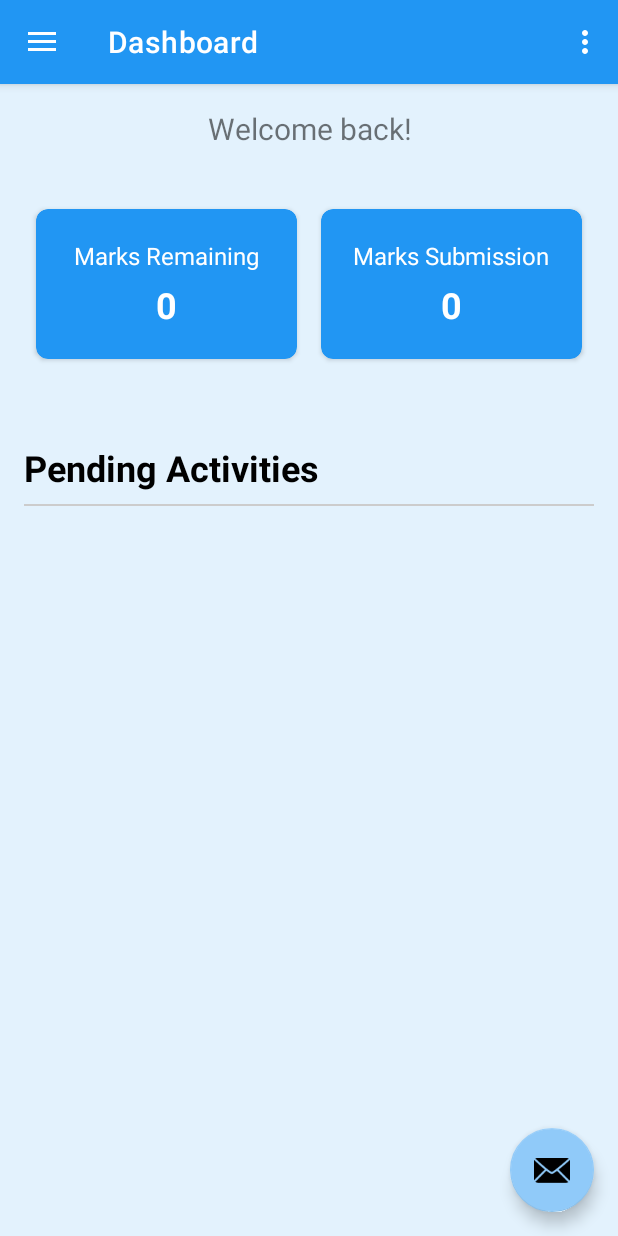
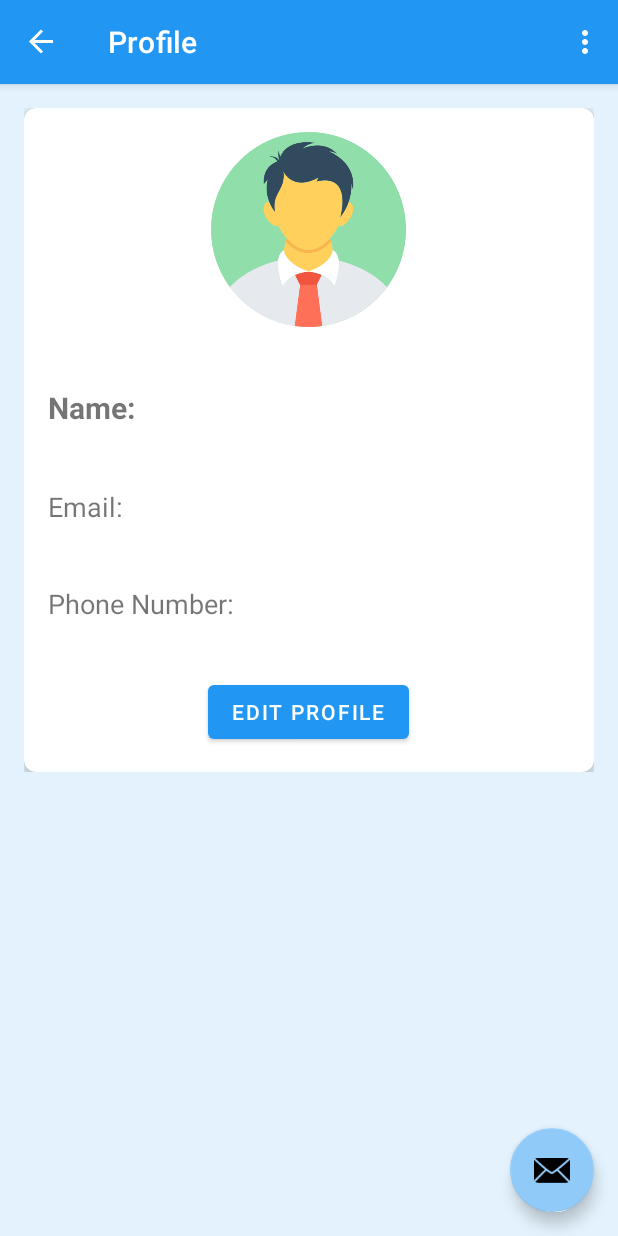
Before and after one commit to Mahiyat/obe-result-analysis-mobile-app, an Android app: the screen it shows after launch once a user with an empty profile is signed in (MainActivity), in the options menu, after a tap on "View Profile", on a phone screen of 412 x 824 dp. Run offline under Robolectric (Android 15) with nearby library versions, the phone set to English and light mode, and no system bars; our stand-ins replace Firebase (no records; nobody signed in at launch, a user with empty details on screens opened directly), navigation-ui; pictures from the network do not load; 2 statements that could not run were skipped.

Commit message:
Merge profile menu and modify code

```diff
--- a/app/build.gradle.kts
+++ b/app/build.gradle.kts
@@ -64,4 +64,7 @@ dependencies {
     implementation(platform("com.google.firebase:firebase-bom:33.5.1"))
     implementation("com.google.firebase:firebase-auth:21.3.0")
     implementation("com.google.android.gms:play-services-auth:20.4.0")
+    implementation("com.github.bumptech.glide:glide:4.12.0")
+    annotationProcessor("com.github.bumptech.glide:compiler:4.12.0")
+
 }
--- a/app/src/main/java/com/example/obe_result_analysis_mobile_app_1/MainActivity.kt
+++ b/app/src/main/java/com/example/obe_result_analysis_mobile_app_1/MainActivity.kt
@@ -77,9 +77,10 @@ private lateinit var binding: ActivityMainBinding
     }
 
     override fun onOptionsItemSelected(item: MenuItem): Boolean {
+        val navController = findNavController(R.id.nav_host_fragment_content_main)
         return when (item.itemId) {
             R.id.action_view_profile -> {
-                // Handle "View Profile" action
+                navController.navigate(R.id.profileFragment)
                 true
             }
             R.id.action_settings -> {
--- /dev/null
+++ b/app/src/main/java/com/example/obe_result_analysis_mobile_app_1/ui/gallery/ProfileFragment.kt
@@ -0,0 +1,48 @@
+package com.example.obe_result_analysis_mobile_app_1
+
+import android.os.Bundle
+import android.view.LayoutInflater
+import android.view.View
+import android.view.ViewGroup
+import android.widget.ImageView
+import android.widget.TextView
+import androidx.fragment.app.Fragment
+import com.bumptech.glide.Glide
+import com.google.firebase.auth.FirebaseAuth
+import com.google.android.material.button.MaterialButton
+
+class ProfileFragment : Fragment() {
+
+    override fun onCreateView(
+        inflater: LayoutInflater,
+        container: ViewGroup?,
+        savedInstanceState: Bundle?
+    ): View? {
+        val view = inflater.inflate(R.layout.fragment_profile, container, false)
+
+        val profileImageView = view.findViewById<ImageView>(R.id.profileImageView)
+        val nameTextView = view.findViewById<TextView>(R.id.nameTextView)
+        val emailTextView = view.findViewById<TextView>(R.id.emailTextView)
+        val phoneTextView = view.findViewById<TextView>(R.id.phoneTextView)
+
+        // Get current user details from Firebase
+        val currentUser = FirebaseAuth.getInstance().currentUser
+        currentUser?.let { user ->
+            // Set the display name and email
+            nameTextView.text = user.displayName ?: "N/A"
+            emailTextView.text = user.email ?: "N/A"
+            phoneTextView.text = user.phoneNumber ?: "Phone number not available"
+
+            // Load the profile picture
+            val photoUrl = user.photoUrl
+            photoUrl?.let {
+                Glide.with(this)
+                    .load(it)
+                    .circleCrop()
+                    .into(profileImageView)
+            }
+        }
+
+        return view
+    }
+}
--- /dev/null
+++ b/app/src/main/res/layout/fragment_profile.xml
@@ -0,0 +1,108 @@
+<?xml version="1.0" encoding="utf-8"?>
+<ScrollView xmlns:android="http://schemas.android.com/apk/res/android"
+    xmlns:app="http://schemas.android.com/apk/res-auto"
+    android:layout_width="match_parent"
+    android:layout_height="match_parent">
+
+    <LinearLayout
+        android:layout_width="match_parent"
+        android:layout_height="wrap_content"
+        android:orientation="vertical"
+        android:padding="16dp">
+
+        <androidx.cardview.widget.CardView
+            android:layout_width="match_parent"
+            android:layout_height="wrap_content"
+            app:cardCornerRadius="8dp"
+            app:cardElevation="4dp">
+
+            <LinearLayout
+                android:layout_width="match_parent"
+                android:layout_height="wrap_content"
+                android:orientation="vertical"
+                android:padding="16dp">
+
+                <ImageView
+                    android:id="@+id/profileImageView"
+                    android:layout_width="130dp"
+                    android:layout_height="130dp"
+                    android:layout_gravity="center"
+                    android:layout_marginBottom="20dp"
+                    android:src="@drawable/avatar" />
+
+                <LinearLayout
+                    android:layout_width="wrap_content"
+                    android:layout_height="wrap_content"
+                    android:orientation="horizontal"
+                    android:layout_marginVertical="20dp">
+                    <TextView
+                        android:layout_width="wrap_content"
+                        android:layout_height="wrap_content"
+                        android:text="Name: "
+                        android:textSize="20sp"
+                        android:textStyle="bold" />
+                    <TextView
+                        android:id="@+id/nameTextView"
+                        android:layout_width="match_parent"
+                        android:layout_height="wrap_content"
+                        android:gravity="left"
+                        android:text="Your Name"
+                        android:textSize="20sp"
+                        android:textStyle="bold" />
+                </LinearLayout>
+
+                <LinearLayout
+                    android:layout_width="wrap_content"
+                    android:layout_height="wrap_content"
+                    android:orientation="horizontal"
+                    android:layout_marginVertical="20dp">
+
+                    <TextView
+                        android:layout_width="wrap_content"
+                        android:layout_height="wrap_content"
+                        android:text="Email: "
+                        android:textSize="18sp"/>
+                    <TextView
+                        android:id="@+id/emailTextView"
+                        android:layout_width="match_parent"
+                        android:layout_height="wrap_content"
+                        android:gravity="left"
+                        android:text="Your Email"
+                        android:textSize="18sp" />
+                </LinearLayout>
+
+                <LinearLayout
+                    android:layout_width="wrap_content"
+                    android:layout_height="wrap_content"
+                    android:orientation="horizontal"
+                    android:layout_marginVertical="20dp">
+
+                    <TextView
+                        android:layout_width="wrap_content"
+                        android:layout_height="wrap_content"
+                        android:text="Phone Number: "
+                        android:textSize="18sp"/>
+                    <TextView
+                        android:id="@+id/phoneTextView"
+                        android:layout_width="match_parent"
+                        android:layout_height="wrap_content"
+                        android:gravity="left"
+                        android:text="Your Phone Number"
+                        android:textSize="18sp" />
+                </LinearLayout>
+
+                <Button
+                    android:id="@+id/editProfileButton"
+                    android:layout_width="wrap_content"
+                    android:layout_height="wrap_content"
+                    android:layout_gravity="center"
+                    android:layout_marginTop="16dp"
+                    android:text="Edit Profile" />
+
+            </LinearLayout>
+
+        </androidx.cardview.widget.CardView>
+
+    </LinearLayout>
+
+</ScrollView>
--- a/app/src/main/res/navigation/mobile_navigation.xml
+++ b/app/src/main/res/navigation/mobile_navigation.xml
@@ -10,6 +10,11 @@
         android:name="com.example.obe_result_analysis_mobile_app_1.ui.home.HomeFragment"
         android:label="@string/menu_home"
         tools:layout="@layout/fragment_home" />
+
+    <fragment
+        android:id="@+id/profileFragment"
+        android:name="com.example.obe_result_analysis_mobile_app_1.ProfileFragment"
+        android:label="Profile" />
 
     <fragment
         android:id="@+id/nav_gallery"
```
Also changed, not shown: app/src/main/res/drawable/avatar.png (added).
